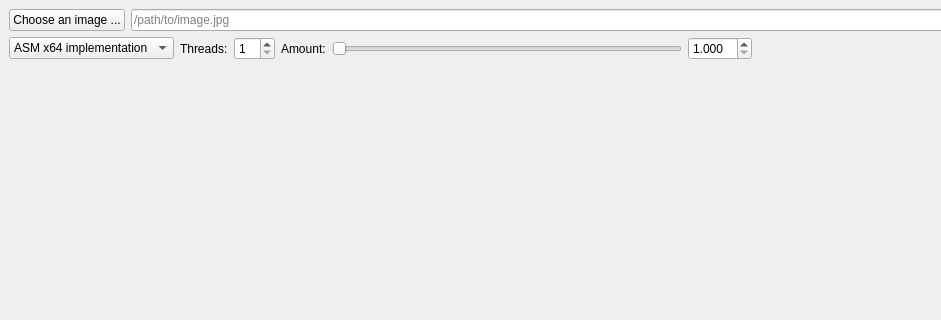
Before: the Qt Designer form src/app/MainWindow.ui in pawelrapacz/prewitt-edge-detection, drawn with Qt 5; both pictures show x 0 to 941 and y 0 to 320 of the 1480 by 769 pixel window.
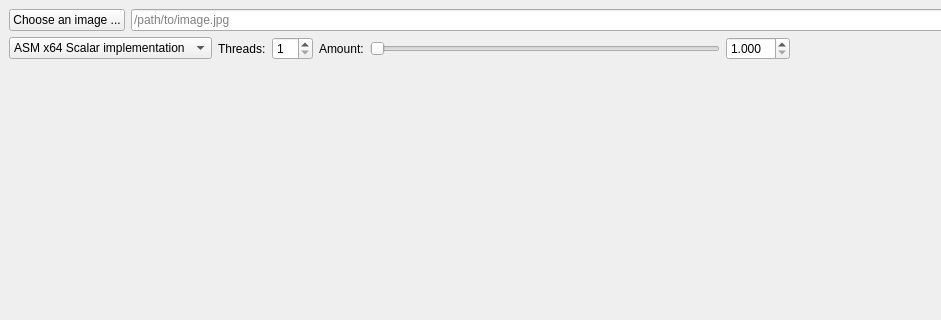
After: the same form once the commit is applied. Custom widgets are drawn as their Qt base class.

Commit message: add simd implementation, optimize float multiplication and sum to integer operations

Patch:
```diff
--- a/src/app/MainWindow.ui
+++ b/src/app/MainWindow.ui
@@ -63,7 +63,12 @@
        <widget class="QComboBox" name="implementationPicker">
         <item>
          <property name="text">
-          <string>ASM x64 implementation</string>
+          <string>ASM x64 Scalar implementation</string>
+         </property>
+        </item>
+        <item>
+         <property name="text">
+          <string>ASM x64 SIMD implementation</string>
          </property>
         </item>
         <item>
```
The commit also changes 6 other files.
